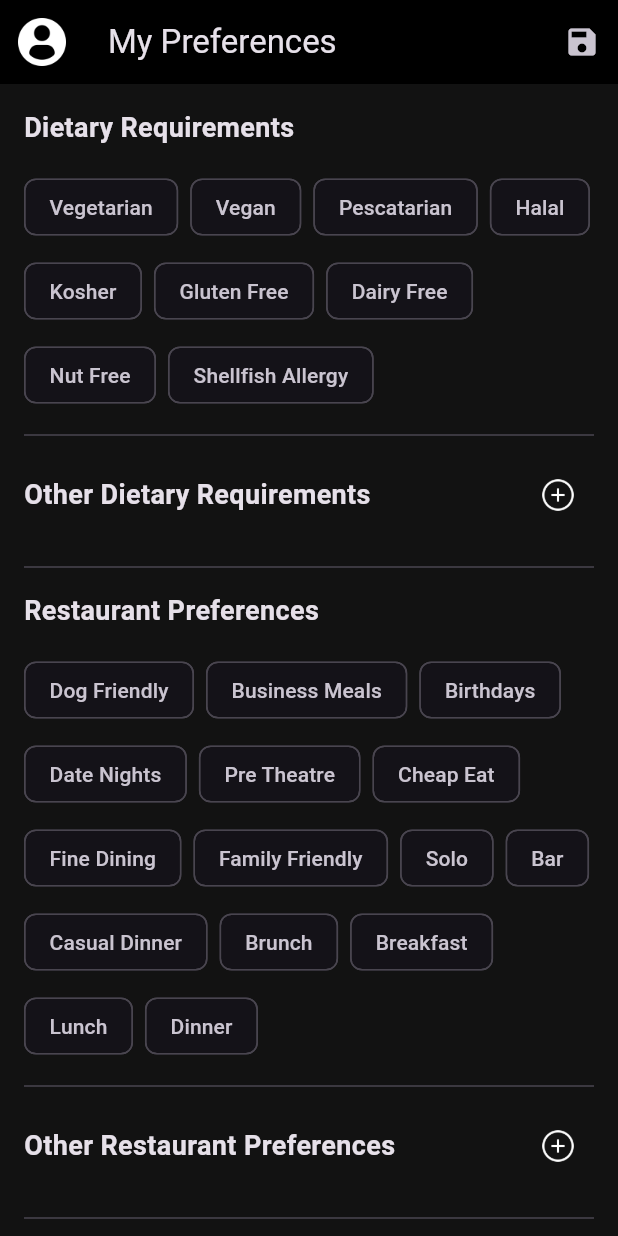
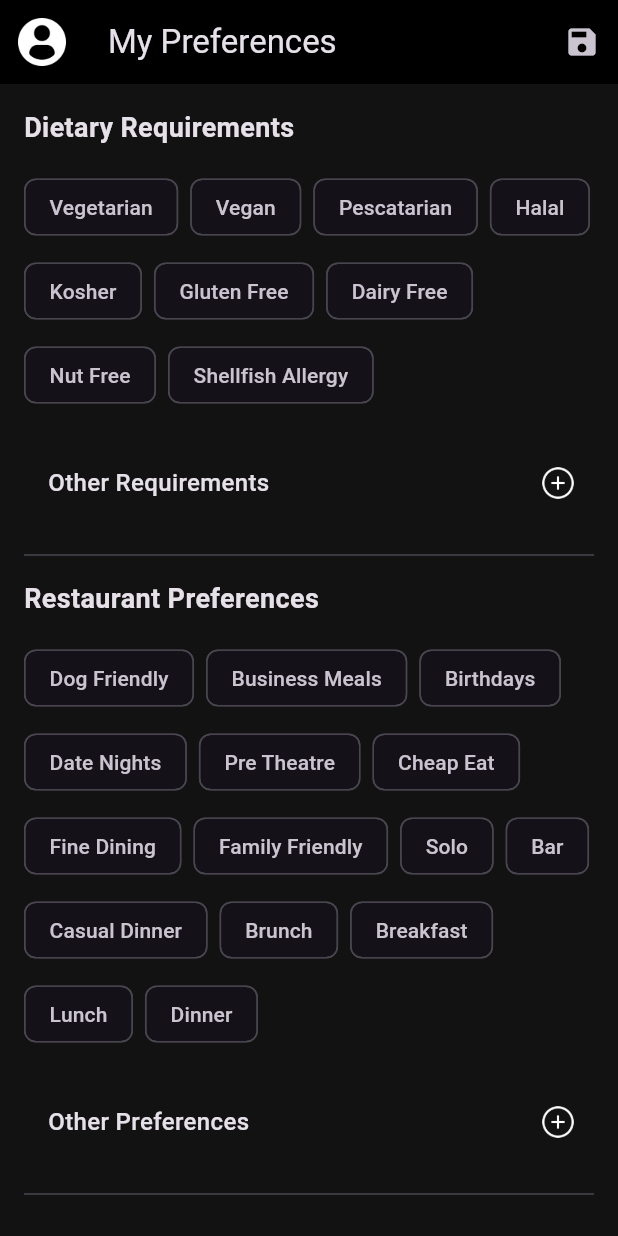
Before and after one commit to zarathomas2107/ConciergeX, a Flutter app: the PreferencesScreen screen opened directly, on a phone screen of 412 x 824 dp. Run offline on Flutter 3.47's test engine with Material 3 defaults, Android fonts, the phone set to English and light mode, and no system bars; our stand-ins replace flutter_dotenv, geolocator, supabase, supabase_flutter; missing offline and left inert: dart_openai, mapbox_maps_flutter; accounts and stored records are empty.

Commit message:
Initial commit

```diff
--- a/lib/main.dart
+++ b/lib/main.dart
@@ -84,7 +84,7 @@ class MyApp extends StatelessWidget {
           case '/profile':
             return MaterialPageRoute(builder: (_) => const ProfileScreen());
           case '/signup':
-            return MaterialPageRoute(builder: (_) => const SignUpScreen());
+            return MaterialPageRoute(builder: (_) => const SignupScreen());
           case '/login':
             return MaterialPageRoute(builder: (_) => const LoginScreen());
           case '/verification-pending':
--- a/lib/screens/preferences_screen.dart
+++ b/lib/screens/preferences_screen.dart
@@ -175,11 +175,7 @@ class _PreferencesScreenState extends State<PreferencesScreen> {
               children: [
                 _buildDietaryRequirements(),
                 const Divider(height: 32),
-                _buildOtherRequirements(),
-                const Divider(height: 32),
                 _buildRestaurantPreferences(),
-                const Divider(height: 32),
-                _buildOtherRestaurantPreferences(),
                 const Divider(height: 32),
                 _buildSection(
                   title: 'Location Preferences',
@@ -221,18 +217,49 @@ class _PreferencesScreenState extends State<PreferencesScreen> {
             );
           }).toList(),
         ),
+        const SizedBox(height: 24),
+        Padding(
+          padding: const EdgeInsets.only(left: 16.0),
+          child: Column(
+            crossAxisAlignment: CrossAxisAlignment.start,
+            children: [
+              Row(
+                mainAxisAlignment: MainAxisAlignment.spaceBetween,
+                children: [
+                  const Text(
+                    'Other Requirements',
+                    style: TextStyle(
+                      fontSize: 16,
+                      fontWeight: FontWeight.w500,
+                    ),
+                  ),
+                  IconButton(
+                    icon: ImageIcon(
+                      const AssetImage('assets/Icons/add.png'),
+                      size: 24,
+                      color: Colors.white,
+                    ),
+                    onPressed: _addOtherRequirement,
+                  ),
+                ],
+              ),
+              const SizedBox(height: 8),
+              Wrap(
+                spacing: 8,
+                runSpacing: 8,
+                children: _otherRequirements.map((item) {
+                  return Chip(
+                    label: Text(item),
+                    onDeleted: () {
+                      setState(() => _otherRequirements.remove(item));
+                    },
+                  );
+                }).toList(),
+              ),
+            ],
+          ),
+        ),
       ],
-    );
-  }
-
-  Widget _buildOtherRequirements() {
-    return _buildSection(
-      title: 'Other Dietary Requirements',
-      items: _otherRequirements,
-      onAdd: _addOtherRequirement,
-      onRemove: (item) {
-        setState(() => _otherRequirements.remove(item));
-      },
     );
   }
 
@@ -263,18 +290,49 @@ class _PreferencesScreenState extends State<PreferencesScreen> {
             );
           }).toList(),
         ),
+        const SizedBox(height: 24),
+        Padding(
+          padding: const EdgeInsets.only(left: 16.0),
+          child: Column(
+            crossAxisAlignment: CrossAxisAlignment.start,
+            children: [
+              Row(
+                mainAxisAlignment: MainAxisAlignment.spaceBetween,
+                children: [
+                  const Text(
+                    'Other Preferences',
+                    style: TextStyle(
+                      fontSize: 16,
+                      fontWeight: FontWeight.w500,
+                    ),
+                  ),
+                  IconButton(
+                    icon: ImageIcon(
+                      const AssetImage('assets/Icons/add.png'),
+                      size: 24,
+                      color: Colors.white,
+                    ),
+                    onPressed: _addOtherRestaurantPreference,
+                  ),
+                ],
+              ),
+              const SizedBox(height: 8),
+              Wrap(
+                spacing: 8,
+                runSpacing: 8,
+                children: _otherRestaurantPreferences.map((item) {
+                  return Chip(
+                    label: Text(item),
+                    onDeleted: () {
+                      setState(() => _otherRestaurantPreferences.remove(item));
+                    },
+                  );
+                }).toList(),
+              ),
+            ],
+          ),
+        ),
       ],
-    );
-  }
-
-  Widget _buildOtherRestaurantPreferences() {
-    return _buildSection(
-      title: 'Other Restaurant Preferences',
-      items: _otherRestaurantPreferences,
-      onAdd: _addOtherRestaurantPreference,
-      onRemove: (item) {
-        setState(() => _otherRestaurantPreferences.remove(item));
-      },
     );
   }
 
--- a/pubspec.yaml
+++ b/pubspec.yaml
@@ -16,13 +16,13 @@ dependencies:
   mapbox_maps_flutter: ^2.5.0  # Update to latest version
   google_maps_flutter: ^2.5.3  # Latest stable version
   google_maps_utils: ^1.5.1
-  app_links: ^3.4.1  # Downgrade to a more stable version
+  app_links: ^3.5.1
 
 flutter:
+  uses-material-design: true
   assets:
+    - assets/Icons/
     - .env
-    - assets/icon/
-    - assets/Icons/
 
 version: 1.0.0+1
 
```
Also changed, not shown: lib/screens/auth/login_screen.dart (added, +124 -0 lines), lib/screens/auth/signup_screen.dart (added, +195 -0 lines), lib/screens/auth/verification_pending_screen.dart (added, +50 -0 lines), lib/screens/profile_screen.dart (line endings or trailing spaces), 109 other files.
